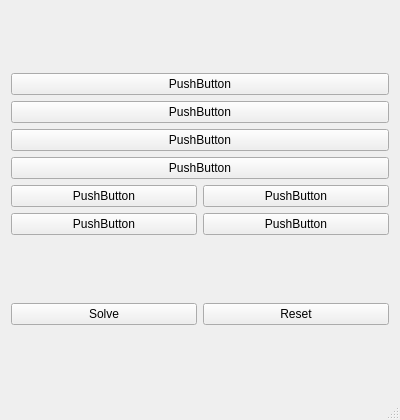
Old version of the form src/mainwindow.ui in the repository jonpas/FERI-SudokuDLX.
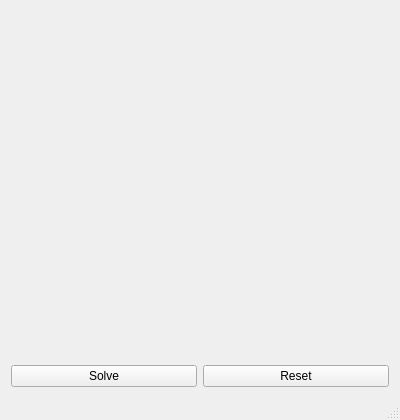
New version of the form.

Commit message: Finish dynamic grid UI

What changed in the file:
```diff
--- a/src/mainwindow.ui
+++ b/src/mainwindow.ui
@@ -16,78 +16,71 @@
   <widget class="QWidget" name="centralWidget">
    <layout class="QVBoxLayout" name="verticalLayout">
     <item>
-     <layout class="QGridLayout" name="gridLayoutSudoku">
-      <item row="1" column="1">
-       <layout class="QGridLayout" name="gridLayout_2"/>
-      </item>
-      <item row="1" column="0">
-       <layout class="QGridLayout" name="gridLayout">
-        <item row="1" column="0">
-         <widget class="QPushButton" name="pushButton">
-          <property name="text">
-           <string>PushButton</string>
-          </property>
-         </widget>
-        </item>
-        <item row="0" column="0">
-         <widget class="QPushButton" name="pushButton_2">
-          <property name="text">
-           <string>PushButton</string>
-          </property>
-         </widget>
-        </item>
-        <item row="1" column="1">
-         <widget class="QPushButton" name="pushButton_3">
-          <property name="text">
-           <string>PushButton</string>
-          </property>
-         </widget>
-        </item>
-        <item row="0" column="1">
-         <widget class="QPushButton" name="pushButton_4">
-          <property name="text">
-           <string>PushButton</string>
-          </property>
-         </widget>
-        </item>
-       </layout>
-      </item>
-      <item row="0" column="0">
-       <layout class="QGridLayout" name="gridLayout_3">
-        <item row="0" column="0">
-         <widget class="QPushButton" name="pushButton_5">
-          <property name="text">
-           <string>PushButton</string>
-          </property>
-         </widget>
-        </item>
-        <item row="1" column="0">
-         <widget class="QPushButton" name="pushButton_7">
-          <property name="text">
-           <string>PushButton</string>
-          </property>
-         </widget>
-        </item>
-        <item row="3" column="0">
-         <widget class="QPushButton" name="pushButton_6">
-          <property name="text">
-           <string>PushButton</string>
-          </property>
-         </widget>
-        </item>
-        <item row="2" column="0">
-         <widget class="QPushButton" name="pushButton_8">
-          <property name="text">
-           <string>PushButton</string>
-          </property>
-         </widget>
-        </item>
-       </layout>
-      </item>
-      <item row="0" column="1">
-       <layout class="QGridLayout" name="gridLayout_4"/>
-      </item>
-     </layout>
+     <widget class="QWidget" name="widget" native="true">
+      <layout class="QHBoxLayout" name="horizontalLayout_2">
+       <property name="spacing">
+        <number>0</number>
+       </property>
+       <property name="leftMargin">
+        <number>0</number>
+       </property>
+       <property name="topMargin">
+        <number>0</number>
+       </property>
+       <property name="rightMargin">
+        <number>0</number>
+       </property>
+       <property name="bottomMargin">
+        <number>0</number>
+       </property>
+       <item>
+        <spacer name="horizontalSpacerLeft">
+         <property name="orientation">
+          <enum>Qt::Horizontal</enum>
+         </property>
+         <property name="sizeHint" stdset="0">
+          <size>
+           <width>40</width>
+           <height>20</height>
+          </size>
+         </property>
+        </spacer>
+       </item>
+       <item>
+        <layout class="QGridLayout" name="gridLayoutSudoku">
+         <property name="spacing">
+          <number>0</number>
+         </property>
+        </layout>
+       </item>
+       <item>
+        <spacer name="horizontalSpacerRight">
+         <property name="orientation">
+          <enum>Qt::Horizontal</enum>
+         </property>
+         <property name="sizeHint" stdset="0">
+          <size>
+           <width>40</width>
+           <height>20</height>
+          </size>
+         </property>
+        </spacer>
+       </item>
+      </layout>
+     </widget>
+    </item>
+    <item>
+     <spacer name="verticalSpacer">
+      <property name="orientation">
+       <enum>Qt::Vertical</enum>
+      </property>
+      <property name="sizeHint" stdset="0">
+       <size>
+        <width>20</width>
+        <height>40</height>
+       </size>
+      </property>
+     </spacer>
     </item>
     <item>
      <layout class="QHBoxLayout" name="horizontalLayout">
```
The commit also changes 2 other files.
